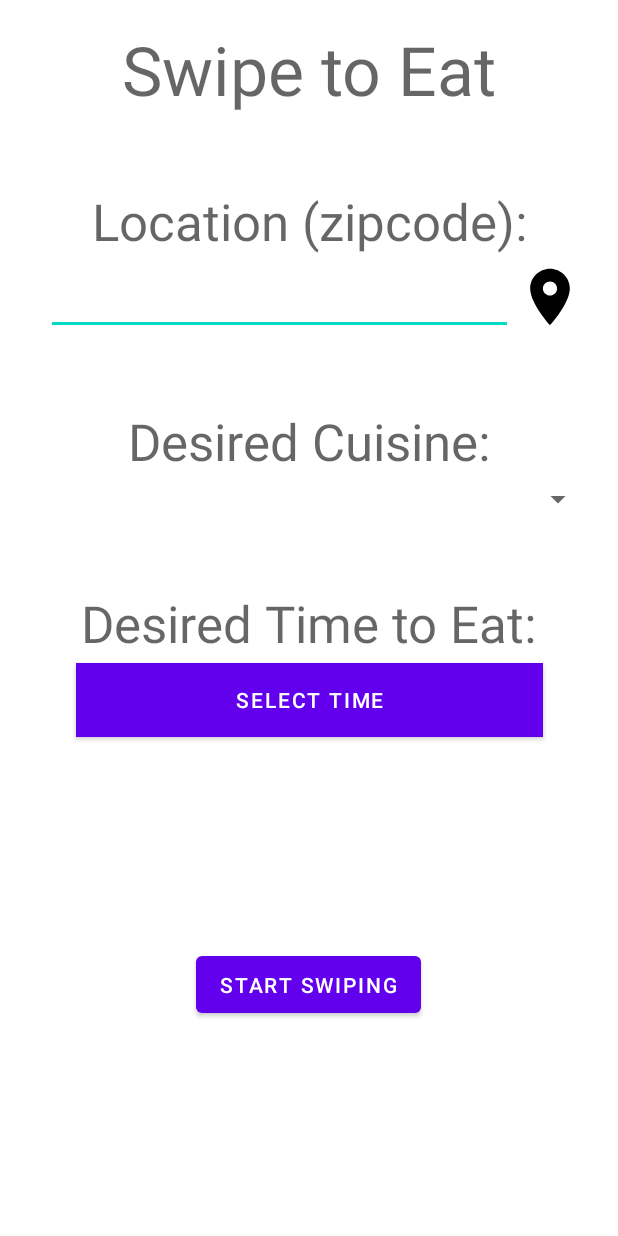
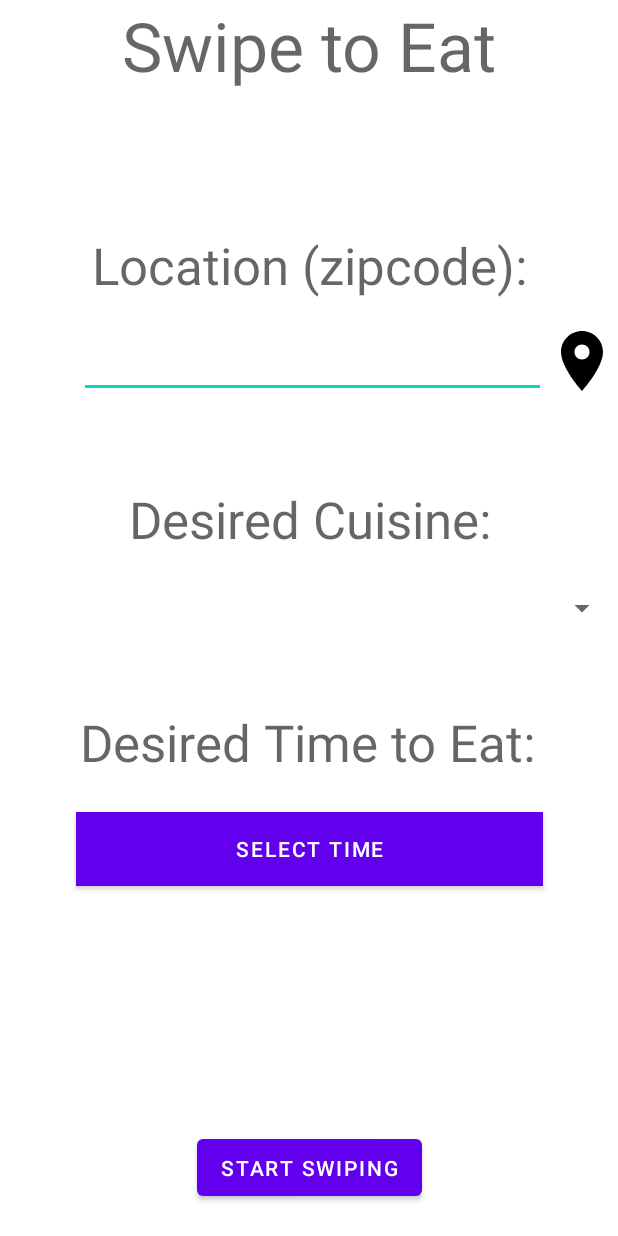
Before and after one commit to rutvi-s2/SwipeToEat, an Android app: the screen it shows after launch (MainActivity), on a phone screen of 412 x 824 dp. Run offline under Robolectric (Android 15) with nearby library versions, the phone set to English and light mode, and no system bars.

Commit message:
scaled everything

```diff
--- a/app/src/main/res/layout/activity_main.xml
+++ b/app/src/main/res/layout/activity_main.xml
@@ -15,27 +15,28 @@
         android:id="@+id/letSwipeName"
         android:layout_width="wrap_content"
         android:layout_height="wrap_content"
-        android:layout_marginStart="16dp"
-        android:layout_marginTop="16dp"
-        android:layout_marginEnd="16dp"
+        android:scaleType="centerCrop"
         android:text="Swipe to Eat"
         android:textAppearance="@style/TextAppearance.AppCompat.Display2"
         app:layout_constraintEnd_toEndOf="parent"
         app:layout_constraintStart_toStartOf="parent"
-        app:layout_constraintTop_toTopOf="parent" />
+        app:layout_constraintTop_toBottomOf="parent"
+        app:layout_constraintTop_toTopOf="parent"
+        app:layout_constraintVertical_bias="0.009" />
 
     <TextView
         android:id="@+id/locationName"
         android:layout_width="wrap_content"
         android:layout_height="wrap_content"
-        android:layout_marginStart="16dp"
-        android:layout_marginTop="48dp"
-        android:layout_marginEnd="16dp"
+        android:scaleType="centerCrop"
         android:text="Location (zipcode):"
         android:textAppearance="@style/TextAppearance.AppCompat.Display1"
+        app:layout_constraintBottom_toBottomOf="parent"
         app:layout_constraintEnd_toEndOf="parent"
         app:layout_constraintStart_toStartOf="parent"
-        app:layout_constraintTop_toBottomOf="@id/letSwipeName" />
+        app:layout_constraintTop_toBottomOf="@id/letSwipeName"
+        app:layout_constraintVertical_bias="0.13" />
+
 
     <EditText
         android:id="@+id/location"
@@ -43,61 +44,66 @@
         android:layout_height="49dp"
         android:ems="10"
         android:inputType="textPersonName"
-        android:layout_marginStart="16dp"
-        android:layout_marginTop="4dp"
-        android:layout_marginEnd="56dp"
+        android:scaleType="centerCrop"
+        app:layout_constraintBottom_toBottomOf="parent"
         app:layout_constraintEnd_toEndOf="parent"
+        app:layout_constraintHorizontal_bias="0.521"
         app:layout_constraintStart_toStartOf="parent"
-        app:layout_constraintTop_toBottomOf="@id/locationName" />
+        app:layout_constraintTop_toBottomOf="@id/locationName"
+        app:layout_constraintVertical_bias="0.029" />
 
     <ImageView
         android:id="@+id/locationPin"
         android:layout_width="45dp"
         android:layout_height="48dp"
-        app:srcCompat="@drawable/ic_baseline_location_on_24"
-        tools:layout_editor_absoluteX="340dp"
-        tools:layout_editor_absoluteY="166dp"
+        android:scaleType="centerCrop"
+        app:layout_constraintBottom_toBottomOf="parent"
+        app:layout_constraintEnd_toEndOf="parent"
         app:layout_constraintStart_toEndOf="@id/location"
-        android:layout_marginStart="2dp"
-        android:layout_marginTop="4dp"
-        app:layout_constraintTop_toBottomOf="@id/locationName" />
+        app:layout_constraintTop_toBottomOf="@id/locationName"
+        app:layout_constraintVertical_bias="0.03"
+        app:srcCompat="@drawable/ic_baseline_location_on_24" />
 
     <TextView
         android:id="@+id/desiredCuisineName"
-        android:layout_width="wrap_content"
-        android:layout_height="wrap_content"
-        android:layout_marginStart="16dp"
-        android:layout_marginTop="48dp"
-        android:layout_marginEnd="16dp"
+        android:layout_width="match_parent"
+        android:layout_height="46dp"
+        android:gravity="center"
+        android:scaleType="centerCrop"
         android:text="Desired Cuisine:"
         android:textAppearance="@style/TextAppearance.AppCompat.Display1"
+        app:layout_constraintBottom_toBottomOf="parent"
         app:layout_constraintEnd_toEndOf="parent"
+        app:layout_constraintHorizontal_bias="0.0"
         app:layout_constraintStart_toStartOf="parent"
-        app:layout_constraintTop_toBottomOf="@id/location" />
+        app:layout_constraintTop_toBottomOf="@id/location"
+        app:layout_constraintVertical_bias="0.113" />
 
     <Spinner
         android:id="@+id/desiredCuisineSpinner"
         android:layout_width="match_parent"
         android:layout_height="wrap_content"
-        android:layout_marginStart="16dp"
-        android:layout_marginTop="4dp"
-        android:layout_marginEnd="16dp"
+        android:scaleType="centerCrop"
+        app:layout_constraintBottom_toBottomOf="parent"
         app:layout_constraintEnd_toEndOf="parent"
+        app:layout_constraintHorizontal_bias="0.0"
         app:layout_constraintStart_toStartOf="parent"
-        app:layout_constraintTop_toBottomOf="@id/desiredCuisineName"/>
+        app:layout_constraintTop_toBottomOf="@id/desiredCuisineName"
+        app:layout_constraintVertical_bias="0.055" />
 
     <TextView
         android:id="@+id/desiredTimeName"
         android:layout_width="wrap_content"
         android:layout_height="wrap_content"
-        android:layout_marginStart="16dp"
-        android:layout_marginTop="48dp"
-        android:layout_marginEnd="16dp"
+        android:scaleType="centerCrop"
         android:text="Desired Time to Eat:"
         android:textAppearance="@style/TextAppearance.AppCompat.Display1"
+        app:layout_constraintBottom_toBottomOf="parent"
         app:layout_constraintEnd_toEndOf="parent"
+        app:layout_constraintHorizontal_bias="0.495"
         app:layout_constraintStart_toStartOf="parent"
-        app:layout_constraintTop_toBottomOf="@id/desiredCuisineSpinner" />
+        app:layout_constraintTop_toBottomOf="@id/desiredCuisineSpinner"
+        app:layout_constraintVertical_bias="0.151" />
 
     <Button
         android:id="@+id/desiredTimeBtn"
@@ -106,26 +112,25 @@
         android:background="#D5CDCD"
         android:backgroundTint="#E3E0E0"
         android:ems="10"
+        android:scaleType="centerCrop"
         android:text="Select Time"
-        android:layout_marginStart="16dp"
-        android:layout_marginTop="4dp"
-        android:layout_marginEnd="16dp"
+        app:layout_constraintBottom_toBottomOf="parent"
         app:layout_constraintEnd_toEndOf="parent"
         app:layout_constraintStart_toStartOf="parent"
-        app:layout_constraintTop_toBottomOf="@id/desiredTimeName" />
-
+        app:layout_constraintTop_toBottomOf="@id/desiredTimeName"
+        app:layout_constraintVertical_bias="0.093" />
 
     <Button
         android:id="@+id/start_swiping"
         android:layout_width="wrap_content"
         android:layout_height="50dp"
-        android:layout_marginTop="140dp"
+        android:scaleType="centerCrop"
         android:text="Start Swiping"
+        app:layout_constraintBottom_toBottomOf="parent"
         app:layout_constraintEnd_toEndOf="parent"
-        app:layout_constraintHorizontal_bias="0.498"
         app:layout_constraintStart_toStartOf="parent"
-        app:layout_constraintTop_toBottomOf="@id/desiredTimeBtn" />
-
+        app:layout_constraintTop_toBottomOf="@id/desiredTimeBtn"
+        app:layout_constraintVertical_bias="0.889" />
 
 
 </androidx.constraintlayout.widget.ConstraintLayout>
--- a/app/src/main/res/layout/activity_surprise_me.xml
+++ b/app/src/main/res/layout/activity_surprise_me.xml
@@ -9,7 +9,6 @@
     <com.google.android.material.card.MaterialCardView
         android:layout_width="match_parent"
         android:layout_height="match_parent"
-        android:layout_margin="8dp"
         app:cardElevation="4dp"
         app:cardCornerRadius="4dp">
 
@@ -23,7 +22,6 @@
                 android:id="@+id/restaurant_grid_image"
                 android:layout_width="394dp"
                 android:layout_height="283dp"
-                android:layout_marginTop="38dp"
                 android:contentDescription="@string/restaurant_grid_image"
                 android:scaleType="centerCrop"
                 app:layout_constraintBottom_toBottomOf="parent"
```
Also changed, not shown: app/src/main/res/layout/activity_find_restaurant.xml (+21 -17 lines), app/src/main/res/layout/activity_swipe.xml (+43 -27 lines), app/src/main/res/layout/restaurant_grid_item.xml (+24 -17 lines).
